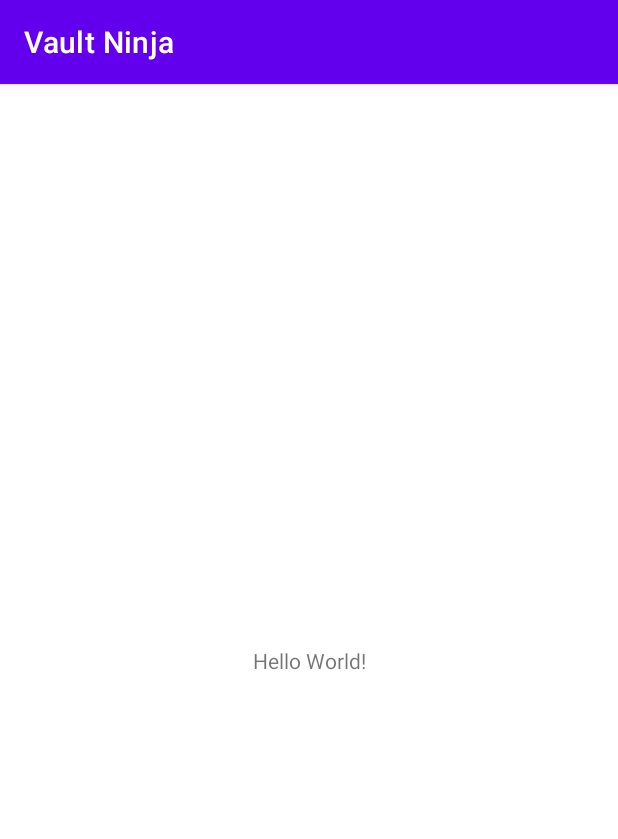
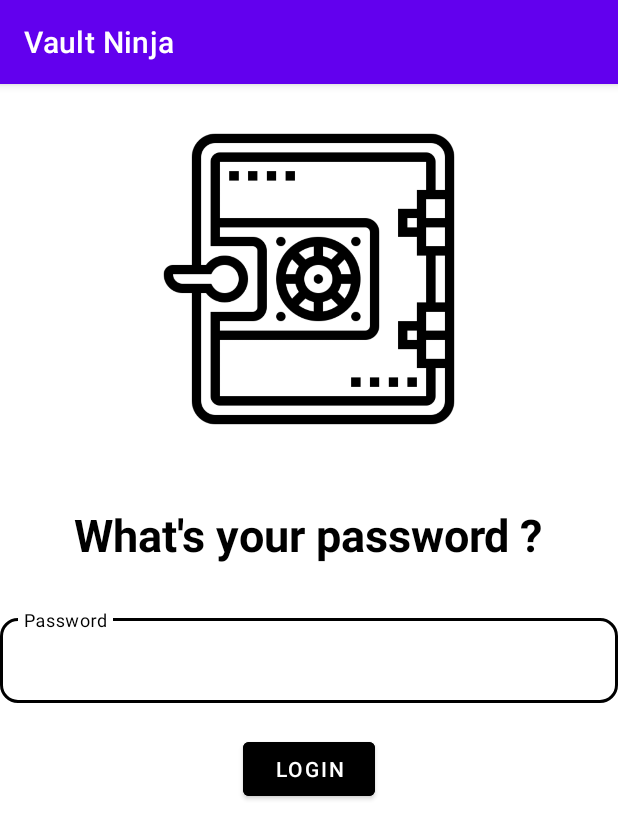
Before and after one commit to arpel30/VaultNinja, an Android app: the screen it shows after launch (MainActivity), on a phone screen of 412 x 824 dp. Shown: the top 839 px of the screen. Run offline under Robolectric (Android 15) with nearby library versions, the light colour scheme and no system bars.

Commit message:
Designed main layout

```diff
--- a/app/src/main/AndroidManifest.xml
+++ b/app/src/main/AndroidManifest.xml
@@ -9,6 +9,7 @@
         android:roundIcon="@mipmap/ic_launcher_round"
         android:supportsRtl="true"
         android:theme="@style/Theme.VaultNinja">
+        <activity android:name=".SettingsActivity"></activity>
         <activity android:name=".MainActivity">
             <intent-filter>
                 <action android:name="android.intent.action.MAIN" />
--- a/app/src/main/java/com/example/vaultninja/MainActivity.java
+++ b/app/src/main/java/com/example/vaultninja/MainActivity.java
@@ -2,13 +2,75 @@ package com.example.vaultninja;
 
 import androidx.appcompat.app.AppCompatActivity;
 
+import android.content.Intent;
 import android.os.Bundle;
+import android.view.View;
+import android.widget.Button;
+import android.widget.ImageView;
+import android.widget.TextView;
+
+import com.google.android.material.textfield.TextInputLayout;
 
 public class MainActivity extends AppCompatActivity {
+
+    private ImageView main_IMG_vault;
+    private ImageView main_IMG_settings;
+    private TextView main_LBL_passtxt;
+    private TextInputLayout main_TIL_password;
+    private Button main_BTN_login;
+
 
     @Override
     protected void onCreate(Bundle savedInstanceState) {
         super.onCreate(savedInstanceState);
         setContentView(R.layout.activity_main);
+
+        findViews();
+        initViews();
+    }
+
+    private void initViews() {
+        //TODO glide images
+        main_IMG_settings.setVisibility(View.INVISIBLE);
+        main_IMG_settings.setOnClickListener(new View.OnClickListener() {
+            @Override
+            public void onClick(View v) {
+                openSettings();
+            }
+        });
+        main_BTN_login.setOnClickListener(new View.OnClickListener() {
+            @Override
+            public void onClick(View v) {
+                login();
+            }
+        });
+
+    }
+
+    private void openSettings() {
+        Intent i = new Intent(MainActivity.this, SettingsActivity.class);
+//        i.addFlags(Intent.FLAG_ACTIVITY_CLEAR_TASK | Intent.FLAG_ACTIVITY_NEW_TASK);
+        startActivity(i);
+        finish();
+    }
+
+    private void login() {
+        String password = main_TIL_password.getEditText().getText().toString();
+        checkPass(password);
+    }
+
+    private void checkPass(String password) {
+        if(password.equals("123")){
+            main_IMG_settings.setVisibility(View.VISIBLE);
+        }else
+            main_IMG_settings.setVisibility(View.INVISIBLE);
+    }
+
+    private void findViews() {
+        main_IMG_vault = findViewById(R.id.main_IMG_vault);
+        main_IMG_settings = findViewById(R.id.main_IMG_settings);
+        main_LBL_passtxt = findViewById(R.id.main_LBL_passtxt);
+        main_TIL_password = findViewById(R.id.main_TIL_password);
+        main_BTN_login = findViewById(R.id.main_BTN_login);
     }
 }
--- /dev/null
+++ b/app/src/main/java/com/example/vaultninja/MySensorsUtils.java
@@ -0,0 +1,5 @@
+package com.example.vaultninja;
+
+public class MySensorsUtils {
+
+}
--- /dev/null
+++ b/app/src/main/java/com/example/vaultninja/SettingsActivity.java
@@ -0,0 +1,27 @@
+package com.example.vaultninja;
+
+import androidx.appcompat.app.AppCompatActivity;
+
+import android.content.Intent;
+import android.os.Bundle;
+
+public class SettingsActivity extends AppCompatActivity {
+
+    @Override
+    protected void onCreate(Bundle savedInstanceState) {
+        super.onCreate(savedInstanceState);
+        setContentView(R.layout.activity_settings);
+    }
+
+    @Override
+    public void onBackPressed() {
+        //this is only needed if you have specific things
+        //that you want to do when the user presses the back button.
+        /* your specific things...*/
+        Intent i = new Intent(SettingsActivity.this, MainActivity.class);
+//        i.addFlags(Intent.FLAG_ACTIVITY_CLEAR_TASK | Intent.FLAG_ACTIVITY_NEW_TASK);
+        startActivity(i);
+        finish();
+
+    }
+}
--- a/app/src/main/res/layout/activity_main.xml
+++ b/app/src/main/res/layout/activity_main.xml
@@ -1,18 +1,76 @@
 <?xml version="1.0" encoding="utf-8"?>
-<androidx.constraintlayout.widget.ConstraintLayout xmlns:android="http://schemas.android.com/apk/res/android"
+<RelativeLayout xmlns:android="http://schemas.android.com/apk/res/android"
     xmlns:app="http://schemas.android.com/apk/res-auto"
     xmlns:tools="http://schemas.android.com/tools"
     android:layout_width="match_parent"
     android:layout_height="match_parent"
     tools:context=".MainActivity">
 
+    <ImageView
+        android:id="@+id/main_IMG_vault"
+        android:layout_marginTop="30dp"
+        android:layout_width="200dp"
+        android:layout_height="200dp"
+        android:layout_alignParentTop="true"
+        android:layout_centerHorizontal="true"
+        android:src="@drawable/vault" />
+
     <TextView
+        android:id="@+id/main_LBL_passtxt"
         android:layout_width="wrap_content"
         android:layout_height="wrap_content"
-        android:text="Hello World!"
-        app:layout_constraintBottom_toBottomOf="parent"
-        app:layout_constraintLeft_toLeftOf="parent"
-        app:layout_constraintRight_toRightOf="parent"
-        app:layout_constraintTop_toTopOf="parent" />
+        android:textSize="30dp"
+        android:textStyle="bold"
+        android:layout_marginTop="50dp"
+        android:layout_centerHorizontal="true"
+        android:textColor="@color/black"
+        android:text="What's your password ?"
+        android:lines="1"
+        android:layout_below="@id/main_IMG_vault" />
 
-</androidx.constraintlayout.widget.ConstraintLayout>
+    <com.google.android.material.textfield.TextInputLayout
+        android:id="@+id/main_TIL_password"
+        android:layout_width="match_parent"
+        android:layout_height="wrap_content"
+        app:boxCornerRadiusTopEnd="12dp"
+        app:boxCornerRadiusTopStart="12dp"
+        app:boxCornerRadiusBottomStart="12dp"
+        app:boxCornerRadiusBottomEnd="12dp"
+        android:layout_marginTop="30dp"
+        app:boxStrokeColor="@color/black"
+        android:hint="@string/PASSWORD_HINT"
+        app:hintTextColor="@color/black"
+        android:layout_below="@id/main_LBL_passtxt"
+        style="@style/Widget.MaterialComponents.TextInputLayout.OutlinedBox"
+        >
+
+        <com.google.android.material.textfield.TextInputEditText
+            android:layout_width="match_parent"
+            android:layout_height="wrap_content"
+            android:ems="10"
+            android:inputType="text" />
+
+    </com.google.android.material.textfield.TextInputLayout>
+
+    <Button
+        android:id="@+id/main_BTN_login"
+        android:layout_width="wrap_content"
+        android:layout_height="wrap_content"
+        android:layout_below="@id/main_TIL_password"
+        android:layout_centerHorizontal="true"
+        android:backgroundTint="@color/black"
+        android:textColor="@color/white"
+        android:text="Login"
+        android:layout_marginTop="20dp"/>
+
+    <ImageView
+        android:id="@+id/main_IMG_settings"
+        android:layout_width="100dp"
+        android:layout_height="100dp"
+        android:src="@drawable/shuriken"
+        android:layout_below="@+id/main_BTN_login"
+        android:layout_centerHorizontal="true"
+        android:layout_alignParentBottom="true"
+        />
+
+</RelativeLayout>
--- /dev/null
+++ b/app/src/main/res/layout/activity_settings.xml
@@ -0,0 +1,9 @@
+<?xml version="1.0" encoding="utf-8"?>
+<androidx.constraintlayout.widget.ConstraintLayout xmlns:android="http://schemas.android.com/apk/res/android"
+    xmlns:app="http://schemas.android.com/apk/res-auto"
+    xmlns:tools="http://schemas.android.com/tools"
+    android:layout_width="match_parent"
+    android:layout_height="match_parent"
+    tools:context=".SettingsActivity">
+
+</androidx.constraintlayout.widget.ConstraintLayout>
--- a/app/src/main/res/values/strings.xml
+++ b/app/src/main/res/values/strings.xml
@@ -1,3 +1,4 @@
 <resources>
     <string name="app_name">Vault Ninja</string>
+    <string name="PASSWORD_HINT">Password</string>
 </resources>
```
